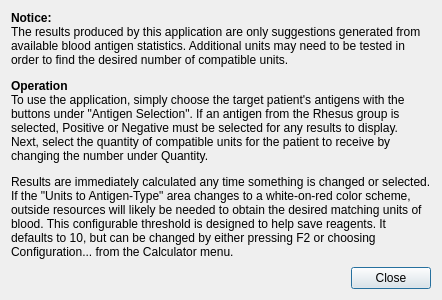
Before: the Qt Designer form operationguide.ui in dbrook/rccompat, drawn with Qt 5.
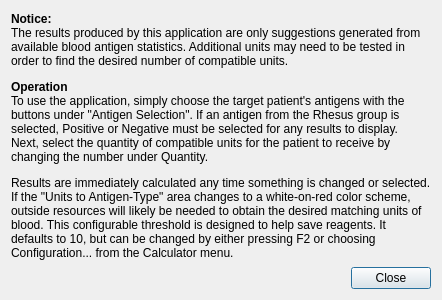
After: the same form once the commit is applied.

```diff
--- a/operationguide.ui
+++ b/operationguide.ui
@@ -14,7 +14,7 @@
    <string>Operation</string>
   </property>
   <layout class="QGridLayout" name="gridLayout">
-   <item row="0" column="0" alignment="Qt::AlignTop">
+   <item row="0" column="0">
     <widget class="QLabel" name="label">
      <property name="text">
       <string>&lt;html&gt;&lt;head/&gt;&lt;body&gt;&lt;p&gt;&lt;span style=&quot; font-weight:600;&quot;&gt;Notice: &lt;br/&gt;&lt;/span&gt;The results produced by this application are only suggestions generated from&lt;br/&gt;available blood antigen statistics. Additional units may need to be tested in &lt;br/&gt;order to find the desired number of compatible units.&lt;/p&gt;&lt;p&gt;&lt;span style=&quot; font-weight:600;&quot;&gt;Operation&lt;br/&gt;&lt;/span&gt;To use the application, simply choose the target patient's antigens with the&lt;br/&gt;buttons under &amp;quot;Antigen Selection&amp;quot;. If an antigen from the Rhesus group is &lt;br/&gt;selected, Positive or Negative must be selected for any results to display. &lt;br/&gt;Next, select the quantity of compatible units for the patient to receive by &lt;br/&gt;changing the number under Quantity.&lt;/p&gt;&lt;p&gt;Results are immediately calculated any time something is changed or selected.&lt;br/&gt;If the &amp;quot;Units to Antigen-Type&amp;quot; area changes to a white-on-red color scheme,&lt;br/&gt;outside resources will likely be needed to obtain the desired matching units of &lt;br/&gt;blood. This configurable threshold is designed to help save reagents. It &lt;br/&gt;defaults to 10, but can be changed by either pressing F2 or choosing &lt;br/&gt;Configuration... from the Calculator menu.&lt;/p&gt;&lt;/body&gt;&lt;/html&gt;</string>
```
